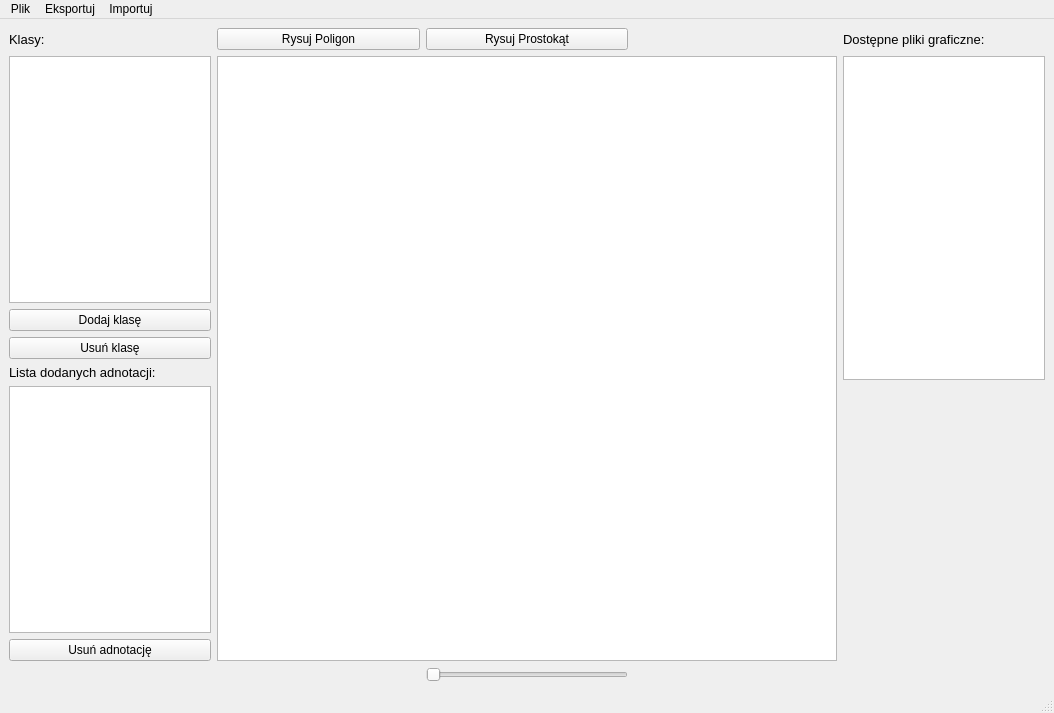
This is mydesign.ui in Daru9799/Projekt_Fotograf_IO as Qt 5 draws it before an edit. The edited form follows.
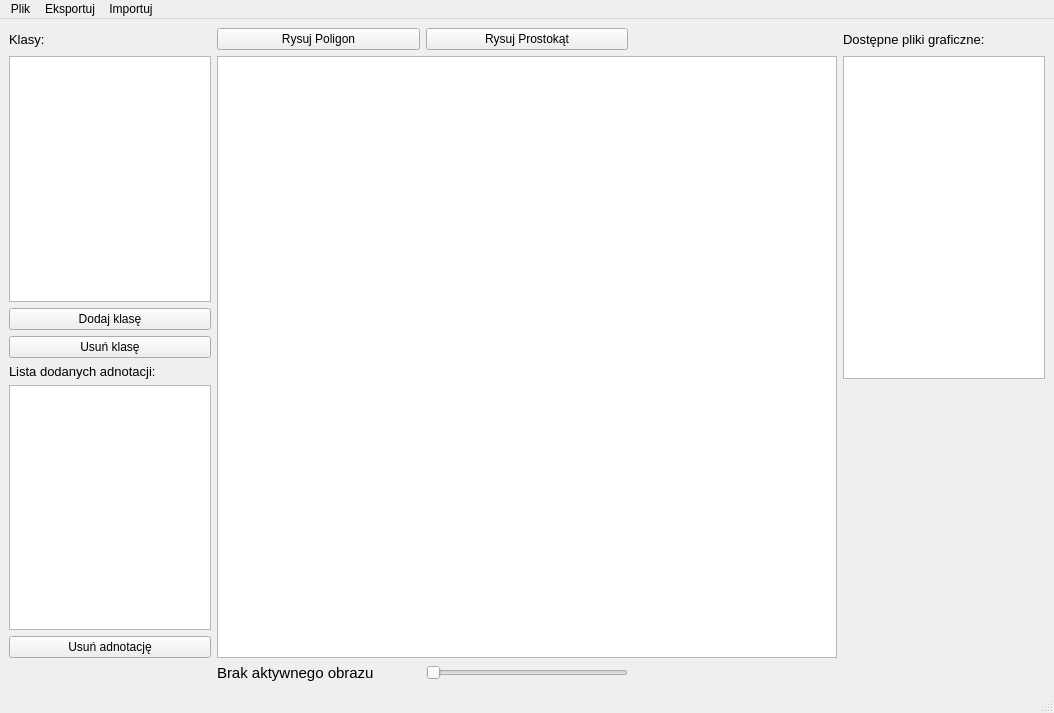
This is the edited form.

The edit to the form file:
```diff
--- a/mydesign.ui
+++ b/mydesign.ui
@@ -132,6 +132,18 @@
       </property>
      </widget>
     </item>
+    <item row="8" column="1">
+     <widget class="QLabel" name="label_image_size">
+      <property name="font">
+       <font>
+        <pointsize>11</pointsize>
+       </font>
+      </property>
+      <property name="text">
+       <string>Brak aktywnego obrazu</string>
+      </property>
+     </widget>
+    </item>
    </layout>
   </widget>
   <widget class="QMenuBar" name="menubar">
```
Left out of the diff: 14 changed lines with no effect on the pictures.
